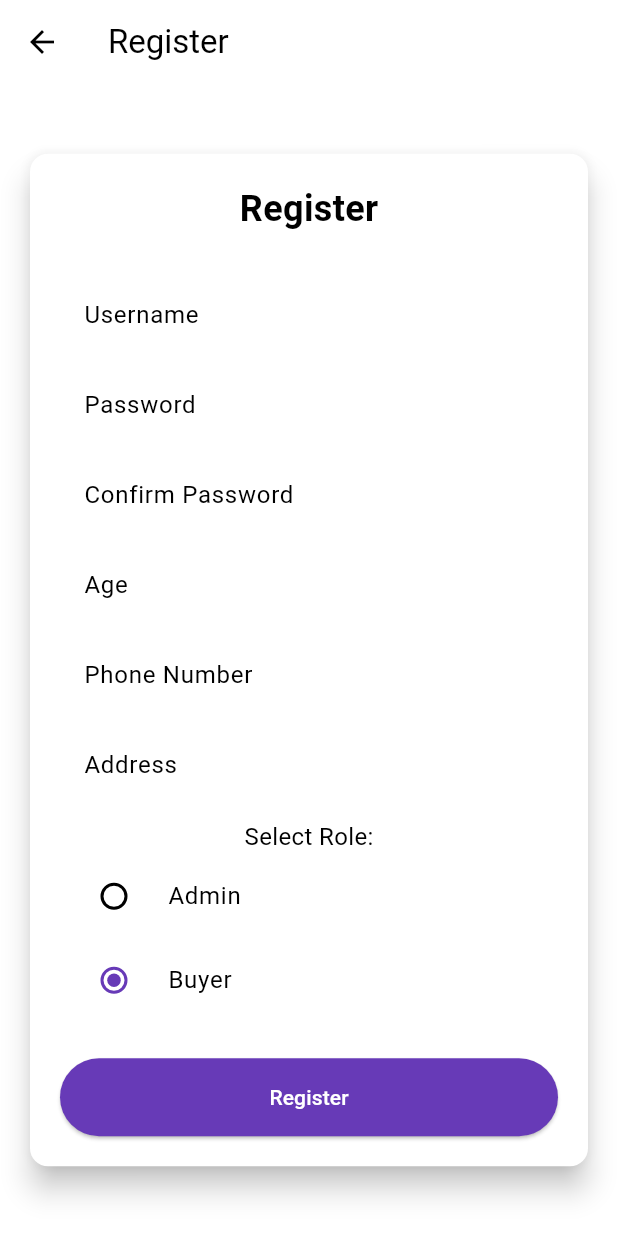
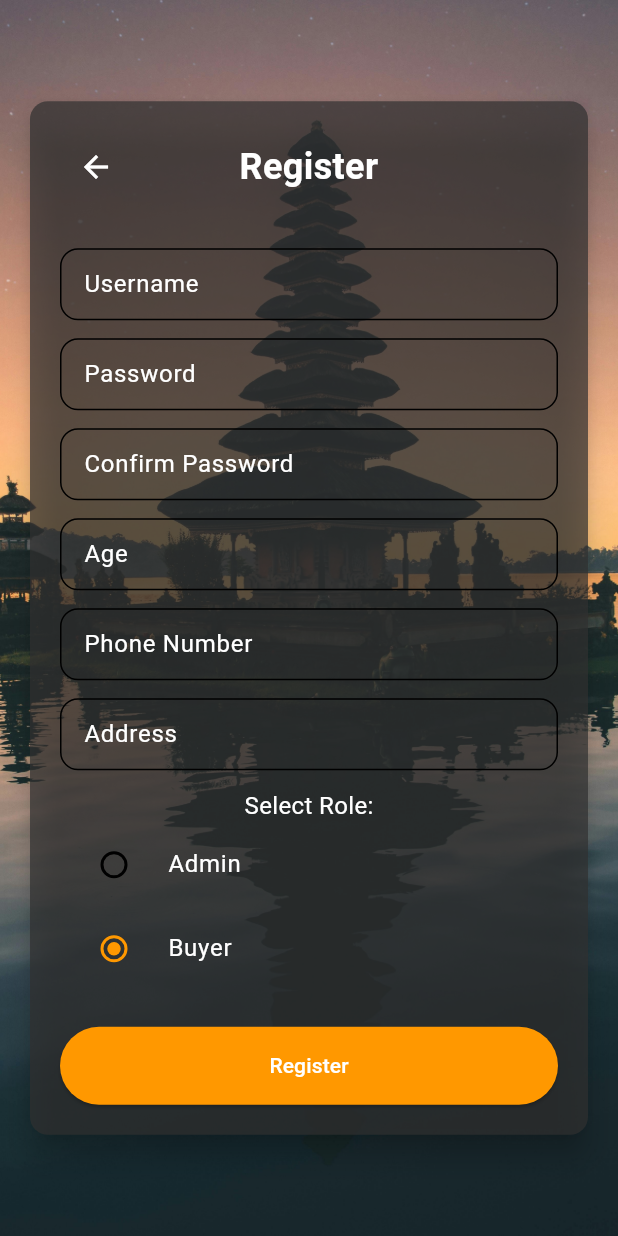
Before and after one commit to souvenir-kita/sovita-mobile, a Flutter app: the RegisterPage screen opened directly, on a phone screen of 412 x 824 dp. Run offline on Flutter 3.47's test engine with Material 3 defaults, Android fonts, the phone set to English and light mode, and no system bars; our stand-ins replace get, iconsax, image_picker; missing offline and left inert: pbp_django_auth.

Commit message:
changes: tambah bg untuk register dan login oa

```diff
--- a/lib/auth/screens/login.dart
+++ b/lib/auth/screens/login.dart
@@ -42,13 +42,30 @@ class _LoginPageState extends State<LoginPage> {
     final request = context.watch<CookieRequest>();
 
     return Scaffold(
-      appBar: AppBar(
-        title: const Text('Login'),
+      body: Stack(
+        children: [
+          Container(
+            decoration: const BoxDecoration(
+              image: DecorationImage(
+                image: AssetImage('lib/assets/background.jpg'),
+                fit: BoxFit.cover,
               ),
-      body: Center(
+            ),
+          ),
+          Center(
             child: SingleChildScrollView(
               padding: const EdgeInsets.all(16.0),
-          child: Card(
+              child: Column(
+                children: [
+                  // Logo
+                  Image.asset(
+                    'lib/assets/title.png',
+                    height: 100,
+                    fit: BoxFit.contain,
+                  ),
+                  const SizedBox(height: 20.0),
+                  Card(
+                    color: const Color.fromARGB(255, 48, 48, 48).withOpacity(0.7),
                     elevation: 8,
                     shape: RoundedRectangleBorder(
                       borderRadius: BorderRadius.circular(12.0),
@@ -63,19 +80,31 @@ class _LoginPageState extends State<LoginPage> {
                             style: TextStyle(
                               fontSize: 24.0,
                               fontWeight: FontWeight.bold,
+                              color: Colors.white,
                             ),
                           ),
                           const SizedBox(height: 30.0),
 TextField(
   controller: _usernameController,
+  style: const TextStyle(
+    color: Colors.white,
+  ),
   decoration: const InputDecoration(
     labelText: 'Username',
+    labelStyle: TextStyle(
+      color: Colors.white,
+    ),
     hintText: 'Enter your username',
+    hintStyle: TextStyle(
+      color: Colors.white70,
+    ),
     border: OutlineInputBorder(
       borderRadius: BorderRadius.all(Radius.circular(12.0)),
     ),
-                      contentPadding:
-                          EdgeInsets.symmetric(horizontal: 12.0, vertical: 8.0),
+    contentPadding: EdgeInsets.symmetric(
+      horizontal: 12.0,
+      vertical: 8.0,
+    ),
   ),
 ),
                           const SizedBox(height: 12.0),
@@ -83,12 +112,19 @@ class _LoginPageState extends State<LoginPage> {
                             controller: _passwordController,
                             decoration: const InputDecoration(
                               labelText: 'Password',
+                              labelStyle: TextStyle(
+                                color: Colors.white,
+                              ),
                               hintText: 'Enter your password',
+    hintStyle: TextStyle(
+      color: Colors.white70,
+    ),
                               border: OutlineInputBorder(
-                        borderRadius: BorderRadius.all(Radius.circular(12.0)),
+                                borderRadius:
+                                    BorderRadius.all(Radius.circular(12.0)),
                               ),
-                      contentPadding:
-                          EdgeInsets.symmetric(horizontal: 12.0, vertical: 8.0),
+                              contentPadding: EdgeInsets.symmetric(
+                                  horizontal: 12.0, vertical: 8.0),
                             ),
                             obscureText: true,
                           ),
@@ -98,11 +134,9 @@ class _LoginPageState extends State<LoginPage> {
                               String username = _usernameController.text;
                               String password = _passwordController.text;
 
-                      // Cek kredensial
-                      // Untuk menyambungkan Android emulator dengan Django pada localhost,
-                      // gunakan URL http://10.0.2.2/
-                      final response = await request
-                          .login("http://127.0.0.1:8000/authentication/api-login/", {
+                              final response = await request.login(
+                                  "http://127.0.0.1:8000/authentication/api-login/",
+                                  {
                                     'username': username,
                                     'password': password,
                                   });
@@ -111,22 +145,25 @@ class _LoginPageState extends State<LoginPage> {
                                 String message = response['message'];
                                 String uname = response['username'];
                                 if (response['isAdmin']) {
-                          request.cookies['isAdmin'] = Cookie("isAdmin", "1", null);
+                                  request.cookies['isAdmin'] =
+                                      Cookie("isAdmin", "1", null);
                                 } else {
-                          request.cookies['isAdmin'] = Cookie("isAdmin", "0", null);
+                                  request.cookies['isAdmin'] =
+                                      Cookie("isAdmin", "0", null);
                                 }
                                 if (context.mounted) {
                                   Navigator.pushReplacement(
                                     context,
                                     MaterialPageRoute(
-                                builder: (context) => const NavigationMenu()),
+                                        builder: (context) =>
+                                            const NavigationMenu()),
                                   );
                                   ScaffoldMessenger.of(context)
                                     ..hideCurrentSnackBar()
                                     ..showSnackBar(
                                       SnackBar(
-                                  content:
-                                      Text("$message Selamat datang, $uname.")),
+                                          content: Text(
+                                              "$message Selamat datang, $uname.")),
                                     );
                                 }
                               } else {
@@ -152,10 +189,16 @@ class _LoginPageState extends State<LoginPage> {
                             style: ElevatedButton.styleFrom(
                               foregroundColor: Colors.white,
                               minimumSize: const Size(double.infinity, 50),
-                      backgroundColor: Theme.of(context).colorScheme.primary,
+                              backgroundColor:
+                                  Theme.of(context).colorScheme.primary,
                               padding: const EdgeInsets.symmetric(vertical: 16.0),
                             ),
-                    child: const Text('Login'),
+                            child: const Text(
+                              'Login',
+                              style: TextStyle(
+                                color: Colors.white,
+                              ),
+                              ),
                           ),
                           const SizedBox(height: 36.0),
                           GestureDetector(
@@ -178,7 +221,11 @@ class _LoginPageState extends State<LoginPage> {
                       ),
                     ),
                   ),
+                ],
               ),
+            ),
+          ),
+        ],
       ),
     );
   }
--- a/lib/auth/screens/register.dart
+++ b/lib/auth/screens/register.dart
@@ -12,7 +12,7 @@ class RegisterPage extends StatefulWidget {
 }
 
 class _RegisterPageState extends State<RegisterPage> {
-  final _formKey = GlobalKey<FormState>(); // Tambahkan GlobalKey untuk Form
+  final _formKey = GlobalKey<FormState>();
   final _usernameController = TextEditingController();
   final _passwordController = TextEditingController();
   final _confirmPasswordController = TextEditingController();
@@ -24,20 +24,23 @@ class _RegisterPageState extends State<RegisterPage> {
   @override
   Widget build(BuildContext context) {
     final request = context.watch<CookieRequest>();
+
     return Scaffold(
-      appBar: AppBar(
-        title: const Text('Register'),
-        leading: IconButton(
-          icon: const Icon(Icons.arrow_back),
-          onPressed: () {
-            Navigator.pop(context);
-          },
+      body: Stack(
+        children: [
+          Container(
+            decoration: const BoxDecoration(
+              image: DecorationImage(
+                image: AssetImage('lib/assets/background.jpg'),
+                fit: BoxFit.cover,
               ),
             ),
-      body: Center(
+          ),
+          Center(
             child: SingleChildScrollView(
               padding: const EdgeInsets.all(16.0),
               child: Card(
+                color: const Color.fromARGB(255, 48, 48, 48).withOpacity(0.7),
                 elevation: 8,
                 shape: RoundedRectangleBorder(
                   borderRadius: BorderRadius.circular(12.0),
@@ -45,49 +48,45 @@ class _RegisterPageState extends State<RegisterPage> {
                 child: Padding(
                   padding: const EdgeInsets.all(20.0),
                   child: Form(
-                key: _formKey, // Sambungkan Form dengan GlobalKey
+                    key: _formKey,
                     child: Column(
                       mainAxisSize: MainAxisSize.min,
                       children: <Widget>[
-                    const Text(
+                        Row(
+                          children: [
+                            IconButton(
+                              icon: const Icon(
+                                Icons.arrow_back,
+                                color: Colors.white,
+                              ),
+                              onPressed: () => Navigator.of(context).pop(),
+                            ),
+                            const Expanded(
+                              child: Text(
                                 'Register',
+                                textAlign: TextAlign.center,
                                 style: TextStyle(
                                   fontSize: 24.0,
                                   fontWeight: FontWeight.bold,
+                                  color: Colors.white,
                                 ),
                               ),
+                            ),
+                            // Add invisible icon button to balance the layout
+                            const SizedBox(width: 48.0),  // Same width as IconButton
+                          ],
+                        ),
                         const SizedBox(height: 30.0),
-                    TextFormField(
+                        _buildTextField(
                           controller: _usernameController,
-                      decoration: const InputDecoration(
-                        labelText: 'Username',
-                        hintText: 'Enter your username',
-                        border: OutlineInputBorder(
-                          borderRadius: BorderRadius.all(Radius.circular(12.0)),
-                        ),
-                        contentPadding: EdgeInsets.symmetric(
-                            horizontal: 12.0, vertical: 8.0),
-                      ),
-                      validator: (value) {
-                        if (value == null || value.isEmpty) {
-                          return 'Username is required';
-                        }
-                        return null;
-                      },
+                          label: 'Username',
+                          hint: 'Enter your username',
                         ),
                         const SizedBox(height: 12.0),
-                    TextFormField(
+                        _buildPasswordField(
                           controller: _passwordController,
-                      decoration: const InputDecoration(
-                        labelText: 'Password',
-                        hintText: 'Enter your password',
-                        border: OutlineInputBorder(
-                          borderRadius: BorderRadius.all(Radius.circular(12.0)),
-                        ),
-                        contentPadding: EdgeInsets.symmetric(
-                            horizontal: 12.0, vertical: 8.0),
-                      ),
-                      obscureText: true,
+                          label: 'Password',
+                          hint: 'Enter your password',
                           validator: (value) {
                             if (value == null || value.isEmpty) {
                               return 'Password is required';
@@ -99,18 +98,10 @@ class _RegisterPageState extends State<RegisterPage> {
                           },
                         ),
                         const SizedBox(height: 12.0),
-                    TextFormField(
+                        _buildPasswordField(
                           controller: _confirmPasswordController,
-                      decoration: const InputDecoration(
-                        labelText: 'Confirm Password',
-                        hintText: 'Confirm your password',
-                        border: OutlineInputBorder(
-                          borderRadius: BorderRadius.all(Radius.circular(12.0)),
-                        ),
-                        contentPadding: EdgeInsets.symmetric(
-                            horizontal: 12.0, vertical: 8.0),
-                      ),
-                      obscureText: true,
+                          label: 'Confirm Password',
+                          hint: 'Confirm your password',
                           validator: (value) {
                             if (value != _passwordController.text) {
                               return 'Passwords do not match';
@@ -119,17 +110,10 @@ class _RegisterPageState extends State<RegisterPage> {
                           },
                         ),
                         const SizedBox(height: 12.0),
-                    TextFormField(
+                        _buildTextField(
                           controller: _ageController,
-                      decoration: const InputDecoration(
-                        labelText: 'Age',
-                        hintText: 'Enter your age',
-                        border: OutlineInputBorder(
-                          borderRadius: BorderRadius.all(Radius.circular(12.0)),
-                        ),
-                        contentPadding: EdgeInsets.symmetric(
-                            horizontal: 12.0, vertical: 8.0),
-                      ),
+                          label: 'Age',
+                          hint: 'Enter your age',
                           keyboardType: TextInputType.number,
                           validator: (value) {
                             if (value == null || value.isEmpty) {
@@ -143,17 +127,10 @@ class _RegisterPageState extends State<RegisterPage> {
                           },
                         ),
                         const SizedBox(height: 12.0),
-                    TextFormField(
+                        _buildTextField(
                           controller: _phoneNumberController,
-                      decoration: const InputDecoration(
-                        labelText: 'Phone Number',
-                        hintText: 'Enter your phone number',
-                        border: OutlineInputBorder(
-                          borderRadius: BorderRadius.all(Radius.circular(12.0)),
-                        ),
-                        contentPadding: EdgeInsets.symmetric(
-                            horizontal: 12.0, vertical: 8.0),
-                      ),
+                          label: 'Phone Number',
+                          hint: 'Enter your phone number',
                           keyboardType: TextInputType.phone,
                           validator: (value) {
                             if (value == null || value.isEmpty) {
@@ -166,31 +143,93 @@ class _RegisterPageState extends State<RegisterPage> {
                           },
                         ),
                         const SizedBox(height: 12.0),
-                    TextFormField(
+                        _buildTextField(
                           controller: _addressController,
-                      decoration: const InputDecoration(
-                        labelText: 'Address',
-                        hintText: 'Enter your address',
-                        border: OutlineInputBorder(
-                          borderRadius: BorderRadius.all(Radius.circular(12.0)),
-                        ),
-                        contentPadding: EdgeInsets.symmetric(
-                            horizontal: 12.0, vertical: 8.0),
-                      ),
-                      validator: (value) {
-                        if (value == null || value.isEmpty) {
-                          return 'Address is required';
-                        }
-                        return null;
-                      },
+                          label: 'Address',
+                          hint: 'Enter your address',
                         ),
                         const SizedBox(height: 12.0),
                         const Text(
                           'Select Role:',
-                    style: TextStyle(fontSize: 16.0),
+                          style: TextStyle(fontSize: 16.0, color: Colors.white),
                         ),
+                        _buildRoleSelection(),
+                        const SizedBox(height: 24.0),
+                        ElevatedButton(
+                          onPressed: () async {
+                            if (_formKey.currentState!.validate()) {
+                              await _handleRegister(request, context);
+                            }
+                          },
+                          style: ElevatedButton.styleFrom(
+                            foregroundColor: Colors.white,
+                            minimumSize: const Size(double.infinity, 50),
+                            backgroundColor:
+                                Theme.of(context).colorScheme.primary,
+                            padding: const EdgeInsets.symmetric(vertical: 16.0),
+                          ),
+                          child: const Text(
+                            'Register',
+                            style: TextStyle(color: Colors.white),
+                          ),
+                        ),
+                      ],
+                    ),
+                  ),
+                ),
+              ),
+            ),
+          ),
+        ],
+      ),
+    );
+  }
+
+  Widget _buildTextField({
+    required TextEditingController controller,
+    required String label,
+    required String hint,
+    TextInputType keyboardType = TextInputType.text,
+    String? Function(String?)? validator,
+  }) {
+    return TextFormField(
+      controller: controller,
+      decoration: InputDecoration(
+        labelText: label,
+        labelStyle: const TextStyle(color: Colors.white),
+        hintText: hint,
+        hintStyle: const TextStyle(color: Colors.white70),
+        border: const OutlineInputBorder(
+          borderRadius: BorderRadius.all(Radius.circular(12.0)),
+        ),
+        contentPadding:
+            const EdgeInsets.symmetric(horizontal: 12.0, vertical: 8.0),
+      ),
+      keyboardType: keyboardType,
+      validator: validator,
+      style: const TextStyle(color: Colors.white),
+    );
+  }
+
+  Widget _buildPasswordField({
+    required TextEditingController controller,
+    required String label,
+    required String hint,
+    String? Function(String?)? validator,
+  }) {
+    return _buildTextField(
+      controller: controller,
+      label: label,
+      hint: hint,
+      validator: validator,
+    );
+  }
+
+  Widget _buildRoleSelection() {
+    return Column(
+      children: [
         RadioListTile<String>(
-                    title: const Text('Admin'),
+          title: const Text('Admin', style: TextStyle(color: Colors.white)),
           value: 'admin',
           groupValue: _selectedRole,
           onChanged: (value) {
@@ -200,7 +239,7 @@ class _RegisterPageState extends State<RegisterPage> {
           },
         ),
         RadioListTile<String>(
-                    title: const Text('Buyer'),
+          title: const Text('Buyer', style: TextStyle(color: Colors.white)),
           value: 'buyer',
           groupValue: _selectedRole,
           onChanged: (value) {
@@ -209,10 +248,12 @@ class _RegisterPageState extends State<RegisterPage> {
             });
           },
         ),
-                    const SizedBox(height: 24.0),
-                    ElevatedButton(
-                      onPressed: () async {
-                        if (_formKey.currentState!.validate()) {
+      ],
+    );
+  }
+
+  Future<void> _handleRegister(
+      CookieRequest request, BuildContext context) async {
     String username = _usernameController.text;
     String password1 = _passwordController.text;
     String password2 = _confirmPasswordController.text;
@@ -230,11 +271,10 @@ class _RegisterPageState extends State<RegisterPage> {
         "role": role,
         "address": address,
         "age": age,
-                              "phone_number": phoneNumber
+        "phone_number": phoneNumber,
       }),
     );
 
-                          if (context.mounted) {
     if (response['status'] == 'success') {
       ScaffoldMessenger.of(context).showSnackBar(
         const SnackBar(
@@ -243,8 +283,7 @@ class _RegisterPageState extends State<RegisterPage> {
       );
       Navigator.pushReplacement(
         context,
-                                MaterialPageRoute(
-                                    builder: (context) => const LoginPage()),
+        MaterialPageRoute(builder: (context) => const LoginPage()),
       );
     } else {
       ScaffoldMessenger.of(context).showSnackBar(
@@ -255,23 +294,3 @@ class _RegisterPageState extends State<RegisterPage> {
     }
   }
 }
-                      },
-                      style: ElevatedButton.styleFrom(
-                        foregroundColor: Colors.white,
-                        minimumSize: const Size(double.infinity, 50),
-                        backgroundColor:
-                            Theme.of(context).colorScheme.primary,
-                        padding: const EdgeInsets.symmetric(vertical: 16.0),
-                      ),
-                      child: const Text('Register'),
-                    ),
-                  ],
-                ),
-              ),
-            ),
-          ),
-        ),
-      ),
-    );
-  }
-}
--- a/lib/main.dart
+++ b/lib/main.dart
@@ -23,8 +23,8 @@ class MyApp extends StatelessWidget {
         theme: ThemeData(
           useMaterial3: true,
           colorScheme: ColorScheme.fromSwatch(
-            primarySwatch: Colors.deepPurple,
-          ).copyWith(secondary: Colors.deepPurple[400]),
+            primarySwatch: Colors.orange,
+          ).copyWith(secondary: Colors.orange[100]),
         ),
         home: const LoginPage(),
       ),
```
Also changed, not shown: lib/assets/background.jpg (added), 1 other file. Lines whose indentation alone changed are shown as unchanged.
